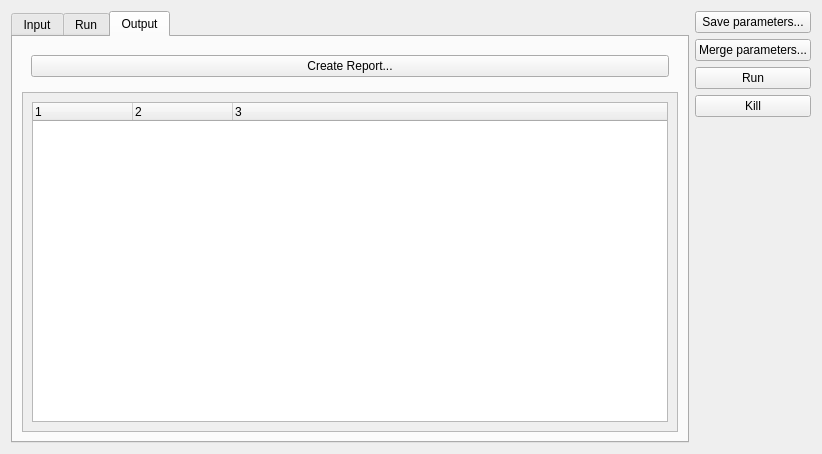
hkroeger/insightcae, file src/workbench/analysisform.ui: the form before one commit.
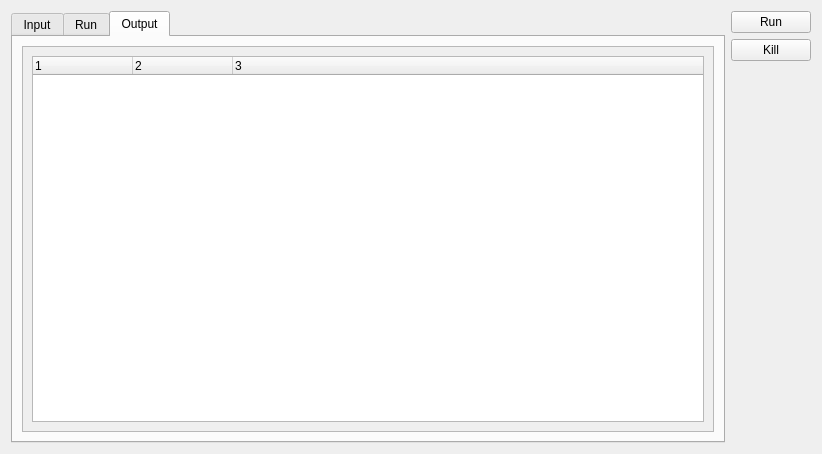
The form after the commit. The open tabs and pages were chosen to show the change.

Patch:
```diff
--- a/src/workbench/analysisform.ui
+++ b/src/workbench/analysisform.ui
@@ -33,19 +33,6 @@
        <string>Output</string>
       </attribute>
       <layout class="QVBoxLayout" name="verticalLayout_3">
-       <item>
-        <widget class="QWidget" name="widget_3" native="true">
-         <layout class="QHBoxLayout" name="horizontalLayout_3">
-          <item>
-           <widget class="QPushButton" name="createReportBtn">
-            <property name="text">
-             <string>Create Report...</string>
-            </property>
-           </widget>
-          </item>
-         </layout>
-        </widget>
-       </item>
        <item>
         <widget class="QScrollArea" name="scrollArea_2">
          <property name="widgetResizable">
@@ -56,8 +43,8 @@
            <rect>
             <x>0</x>
             <y>0</y>
-            <width>636</width>
-            <height>342</height>
+            <width>692</width>
+            <height>380</height>
            </rect>
           </property>
           <layout class="QHBoxLayout" name="horizontalLayout_2">
@@ -108,20 +95,6 @@
    </item>
    <item>
     <layout class="QVBoxLayout" name="verticalLayout">
-     <item>
-      <widget class="QPushButton" name="saveParamBtn">
-       <property name="text">
-        <string>Save parameters...</string>
-       </property>
-      </widget>
-     </item>
-     <item>
-      <widget class="QPushButton" name="loadParamBtn">
-       <property name="text">
-        <string>Merge parameters...</string>
-       </property>
-      </widget>
-     </item>
      <item>
       <widget class="QPushButton" name="runBtn">
        <property name="text">
```
